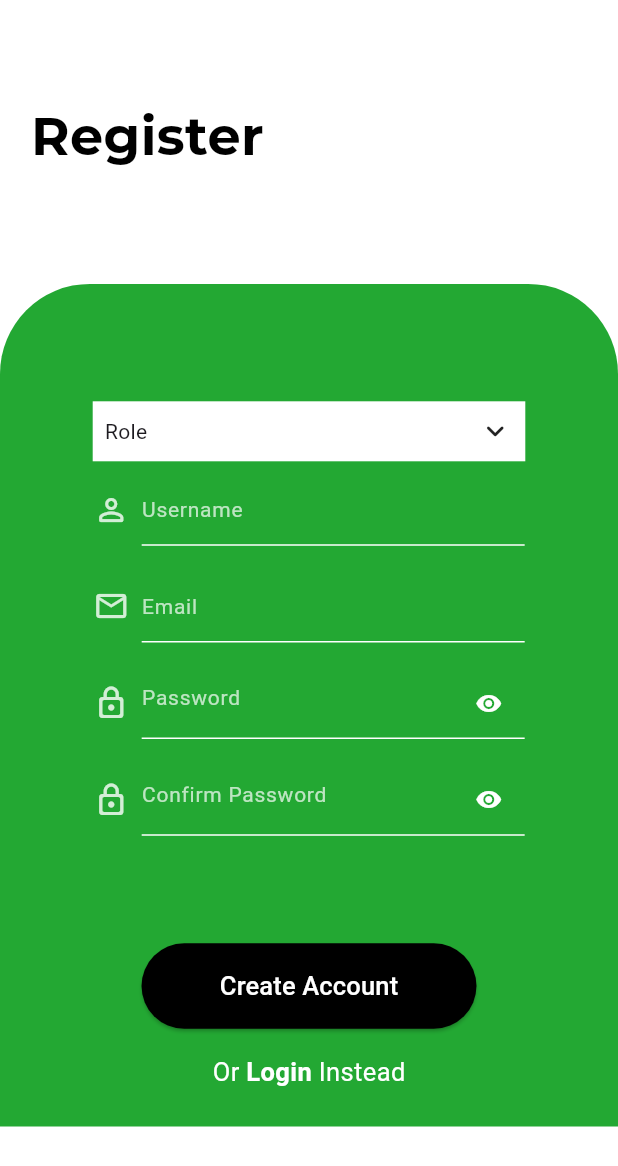
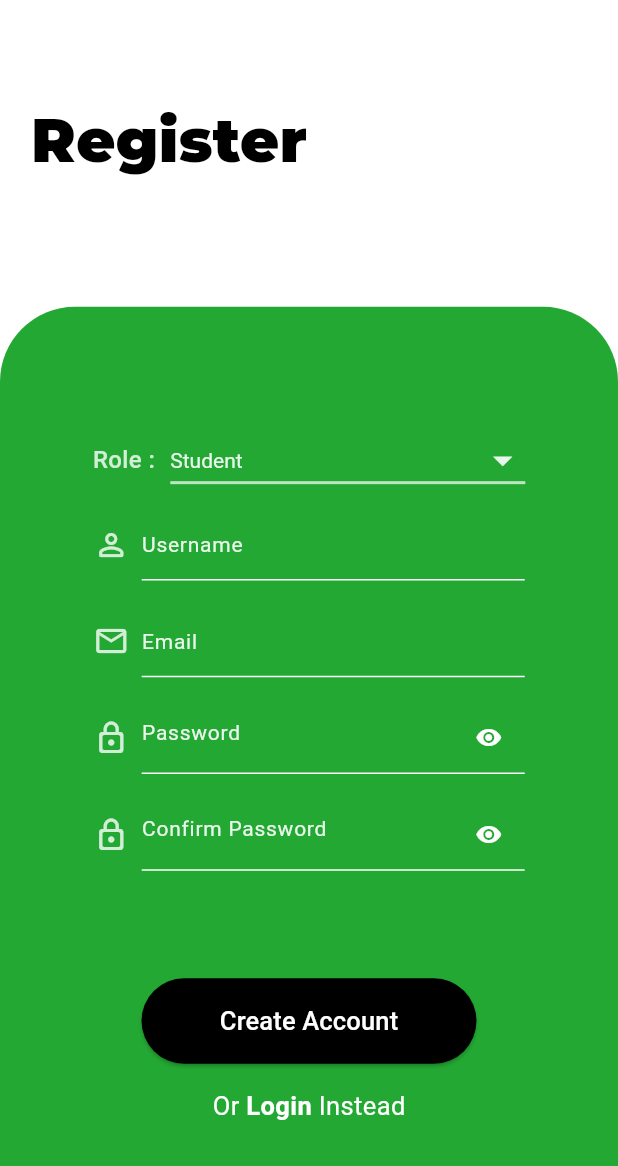
Before and after one commit to rookieprogrammer2/quizzler, a Flutter app: the RegistrationScreen screen opened by its route, on a phone screen of 412 x 824 dp. Shown: the top 1166 px of the screen. Run offline on Flutter 3.47's test engine with Material 3 defaults, Android fonts, the phone set to English and light mode, and no system bars; our stand-ins replace cloud_firestore, firebase_auth, firebase_core, shared_preferences; accounts and stored records are empty; network calls fail.

```diff
--- a/lib/database/models/user.dart
+++ b/lib/models/user.dart
@@ -2,23 +2,27 @@ class User {
   String? id;
   String? username;
   String? email;
+  String? role;
 
   User ({
     this.id,
     this.email,
-    this.username
+    this.username,
+    this.role
   });
 
   User.fromFirestore (Map<String, dynamic>? data) {
     id = data?['id'];
     username = data?['username'];
     email = data?['email'];
+    role = data?['role'];
   }
   Map<String, dynamic> toFirestore () {
     return {
       'id': id,
       'username': username,
       'email': email,
+      'role': role
     };
   }
 }
--- a/lib/ui/screens/home/home_tab.dart
+++ b/lib/ui/screens/home/home_sc.dart
@@ -1,6 +1,6 @@
 import 'package:flutter/material.dart';
 import 'package:quizzler/ui/screens/login/login_sc.dart';
-import 'package:quizzler/ui/screens/home/settings_tab.dart';
+import 'package:quizzler/ui/screens/settings/settings_sc.dart';
 
 class HomeScreen extends StatefulWidget {
   static const routeName = "home_screen";
@@ -62,7 +62,7 @@ class _HomeScreenState extends State<HomeScreen> {
             "Login",
           ),
         ),
-      ) : const SettingsTab()
+      ) : const SettingsScreen()
     );
   }
 }
--- a/lib/ui/screens/register/register_sc.dart
+++ b/lib/ui/screens/register/register_sc.dart
@@ -6,10 +6,13 @@ import 'package:quizzler/providers/user_provider.dart';
 import 'package:quizzler/ui/screens/login/login_sc.dart';
 import 'package:quizzler/utilities/dialogs.dart';
 import 'package:quizzler/utilities/fieldValidations.dart';
+import 'package:quizzler/widgets/role_list.dart';
 import 'package:quizzler/widgets/textField.dart';
 
 class RegistrationScreen extends StatefulWidget {
   static const routeName = "registration_sc";
+
+  const RegistrationScreen({super.key});
 
   @override
   State<RegistrationScreen> createState() => _RegistrationScreenState();
@@ -18,14 +21,13 @@ class RegistrationScreen extends StatefulWidget {
 class _RegistrationScreenState extends State<RegistrationScreen> {
   FirebaseFirestore db = FirebaseFirestore.instance;
   FirebaseAuth auth = FirebaseAuth.instance;
-
-  TextEditingController pwdEditingController = TextEditingController();
-  TextEditingController emailEditingController = TextEditingController();
-  TextEditingController userNameEditingController = TextEditingController();
-  var formKey = GlobalKey<FormState>();
-
+  TextEditingController passwordController = TextEditingController();
+  TextEditingController emailController = TextEditingController();
+  TextEditingController usernameController = TextEditingController();
+  TextEditingController roleController = TextEditingController();
   bool _obscureText = true;
   bool _obscureTextTwo = true;
+  var formKey = GlobalKey<FormState>();
   @override
   Widget build(BuildContext context) {
     var height = MediaQuery.of(context).size.height;
@@ -37,21 +39,21 @@ class _RegistrationScreenState extends State<RegistrationScreen> {
           crossAxisAlignment: CrossAxisAlignment.start,
           children: <Widget>[
             headerText(width, height),
-            SizedBox(height: height * 0.09),
+            SizedBox(height: height * 0.1,),
             Expanded(
-              child: SingleChildScrollView(
               child: Container(
                 width: double.infinity,
                 decoration: const BoxDecoration(
                   color: Color.fromARGB(255, 35, 168, 51),
                   borderRadius: BorderRadius.only(
-                      topLeft: Radius.circular(60),
-                      topRight: Radius.circular(60),
+                    topLeft: Radius.circular(50),
+                    topRight: Radius.circular(50),
                   ),
                 ),
                 child: Padding(
                   padding: EdgeInsets.symmetric(
                       horizontal: width * 0.15, vertical: height * 0.01),
+                  child: SingleChildScrollView(
                     child: Column(
                       children: <Widget>[
                         SizedBox(height: height * 0.085),
@@ -59,17 +61,7 @@ class _RegistrationScreenState extends State<RegistrationScreen> {
                           key: formKey,
                           child: Column(
                             children: <Widget>[
-                              Container(
-                                color: Colors.white,
-                                padding: const EdgeInsets.all(8.0),
-                                child: const Row(
-                                  children: [
-                                    Text("Role"),
-                                    Spacer(),
-                                    Icon(Icons.keyboard_arrow_down_rounded),
-                                  ],
-                                ),
-                              ),
+                              MyRole(context: context,),
                               MyTextFormField(
                                 context: context,
                                 /// Todo -> add another validation rule that makes sure the Username does not already exist.
@@ -77,33 +69,20 @@ class _RegistrationScreenState extends State<RegistrationScreen> {
                                     Icons.person_outline_rounded,
                                     color: Colors.white.withOpacity(0.8)),
                                 hintText: "Username",
-                                onChanged: (value) {
-                                  if (value.length >= 3) {
-                                    userNameEditingController.clearComposing();
-                                    setState(() {});
-                                  }
-                                },
                                 textEditingController:
-                                    userNameEditingController,
+                                    usernameController,
                                 keyboardType: TextInputType.text,
                                 validator: (value) =>
                                     FormValidator.validateUsername(value),
                               ),
                               MyTextFormField(
                                   context: context,
-                                  /// Todo -> add another validation rule that makes sure the E-mail does not already exist.
                                   hintText: "Email",
                                   textFieldIcon: Icon(
                                       Icons.email_outlined,
                                       color: Colors.white.withOpacity(0.8),
                                   ),
-                                  textEditingController: emailEditingController,
-                                  onChanged: (value) {
-                                    if (FormValidator.validateEmail(value) == null) {
-                                      emailEditingController.clearComposing();
-                                      setState(() {});
-                                    }
-                                  },
+                                  textEditingController: emailController,
                                   keyboardType: TextInputType.emailAddress,
                                   validator: (value) => FormValidator.validateEmail(value)
                               ),
@@ -115,13 +94,7 @@ class _RegistrationScreenState extends State<RegistrationScreen> {
                                 ),
                                 validator: (value) =>
                                     FormValidator.validatePassword(value),
-                                textEditingController: pwdEditingController,
-                                onChanged: (value) {
-                                  if (FormValidator.validatePassword(value) == null) {
-                                    pwdEditingController.clearComposing();
-                                    setState(() {});
-                                  }
-                                },
+                                textEditingController: passwordController,
                                 keyboardType: TextInputType.visiblePassword,
                                 hintText: "Password",
                                 isObscure: _obscureText,
@@ -139,7 +112,7 @@ class _RegistrationScreenState extends State<RegistrationScreen> {
                                         )
                                       : const Icon(
                                           Icons.visibility_off,
-                                          color: Colors.white,
+                                          color: Colors.lightBlueAccent,
                                           size: 18,
                                         ),
                                 ),
@@ -152,7 +125,7 @@ class _RegistrationScreenState extends State<RegistrationScreen> {
                                 ),
                                 validator: (value) =>
                                     FormValidator.validatePasswordConfirmation(
-                                        value, pwdEditingController.text),
+                                        value, passwordController.text),
                                 keyboardType: TextInputType.visiblePassword,
                                 hintText: "Confirm Password",
                                 isObscure: _obscureTextTwo,
@@ -170,7 +143,7 @@ class _RegistrationScreenState extends State<RegistrationScreen> {
                                         )
                                       : const Icon(
                                           Icons.visibility_off,
-                                          color: Colors.white,
+                                          color: Colors.lightBlueAccent,
                                           size: 18,
                                         ),
                                 ),
@@ -181,7 +154,7 @@ class _RegistrationScreenState extends State<RegistrationScreen> {
                         SizedBox(height: height * 0.077),
                         createAccountButton(width, height),
                         SizedBox(height: height * 0.02),
-                        clickableLoginText(context),
+                        loginInstead(context),
                         SizedBox(height: height * 0.02),
                       ],
                     ),
@@ -205,10 +178,10 @@ class _RegistrationScreenState extends State<RegistrationScreen> {
           Text(
             "Register",
             style: TextStyle(
-              fontSize: 35,
+              fontSize: 40,
               color: Colors.black,
               fontFamily: "Montserrat",
-              fontWeight: FontWeight.bold,
+              fontWeight: FontWeight.w900,
             ),
           ),
         ],
@@ -246,7 +219,7 @@ class _RegistrationScreenState extends State<RegistrationScreen> {
   }
 
   /// => Clickable Login Text <== ///
-  Row clickableLoginText(BuildContext context) {
+  Row loginInstead(BuildContext context) {
     return Row(
       mainAxisAlignment: MainAxisAlignment.center,
       children: [
@@ -278,20 +251,18 @@ class _RegistrationScreenState extends State<RegistrationScreen> {
     if (formKey.currentState?.validate() == false) {
       return;
     }
+    try {
+      MyDialogs.showLoadingDialog(context);
       var authProvider =
       Provider.of<AuthenticationProvider>(context, listen: false);
-    try {
-      MyDialogs.showLoadingDialog(context);
-      await authProvider.register(emailEditingController.text,
-          pwdEditingController.text, userNameEditingController.text);
-
+      await authProvider.register(emailController.text, passwordController.text, usernameController.text, roleController.text);
       MyDialogs.dismissDialog(context);
       MyDialogs.showCustomDialog(context,
           dialogMessage: "Account created successfully!",
           isDismissible: true,
-          positiveActionName: "Ok", positiveAction: () {
-        Navigator.pushReplacementNamed(context, LoginScreen.routeName);
-      });
+          positiveActionName: "Ok",
+          positiveAction: () {Navigator.pushReplacementNamed(context, LoginScreen.routeName);});
+
     } on FirebaseAuthException catch (e) {
       if (e.code == 'email-already-in-use') {
         MyDialogs.showCustomDialog(context,
@@ -329,4 +300,5 @@ class _RegistrationScreenState extends State<RegistrationScreen> {
       }
     });
   }
+
 }
--- a/lib/utilities/fieldValidations.dart
+++ b/lib/utilities/fieldValidations.dart
@@ -6,7 +6,7 @@ abstract class FormValidator {
     if (value == null || value.isEmpty) {
       return 'Username is required';
     }
-    if (value.length < 3) {
+    if (value.length < 4) {
       return 'Username must be at least 3 characters long';
     }
     return null;
@@ -30,7 +30,7 @@ abstract class FormValidator {
     if (value == null || value.isEmpty) {
       return 'Password is required';
     }
-    if (value.length < 8) {
+    if (value.length < 6) {
       return 'Password must be at least 6 characters long';
     }
     return null;
--- /dev/null
+++ b/lib/widgets/role_list.dart
@@ -0,0 +1,63 @@
+import 'package:flutter/material.dart';
+
+class MyRole extends StatefulWidget {
+  final BuildContext context;
+  MyRole({
+    super.key,
+    required this.context
+  });
+
+  @override
+  State<MyRole> createState() => _MyRoleState();
+}
+
+class _MyRoleState extends State<MyRole> {
+  final List<String> _roles = ["Student", "Lecturer"];
+
+  String _selectedDropdownItem = "Student";
+
+
+  @override
+  Widget build(BuildContext context) {
+    return Row(
+      children: [
+        Text(
+            "Role : ",
+        style: TextStyle(
+          color: Colors.white.withOpacity(0.8),
+          fontWeight: FontWeight.w500,
+          fontSize: 16,
+          // fontFamily: 'Montserrat'
+        ),),
+        const SizedBox(width: 6,),
+        Expanded(
+          child: DropdownButton<String>(
+            underline: Container(
+              height: 2,
+              color: Colors.white.withOpacity(0.7),
+            ),
+            dropdownColor: Colors.black,
+            isExpanded: true,
+            style: TextStyle(
+              color: Colors.white.withOpacity(0.9)
+            ),
+            iconEnabledColor: Colors.white.withOpacity(0.9),
+            iconSize: 30,
+            value: _selectedDropdownItem,
+            onChanged: (String? value) {
+              setState(() {
+                _selectedDropdownItem = value!;
+              });
+            },
+            items: _roles.map((String item) {
+              return DropdownMenuItem<String>(
+                value: item,
+                child: Text(item),
+              );
+            }).toList(),
+          ),
+        ),
+      ],
+    );
+  }
+}
--- a/lib/widgets/textField.dart
+++ b/lib/widgets/textField.dart
@@ -59,7 +59,7 @@ class MyTextFormField extends StatelessWidget {
                   borderSide: BorderSide(color: Colors.white, width: 1),
                 ),
                 errorBorder: UnderlineInputBorder(
-                  borderSide: BorderSide(color: Colors.red.shade600, width: 1),
+                  borderSide: BorderSide(color: Colors.red.shade500, width: 1),
                 ),
                 focusedErrorBorder: UnderlineInputBorder(
                   borderSide:
@@ -69,7 +69,7 @@ class MyTextFormField extends StatelessWidget {
                 suffixIcon: suffixIcon,
                 hintText: hintText,
                 hintStyle: TextStyle(
-                  color: Colors.white.withOpacity(0.7),
+                  color: Colors.white.withOpacity(0.9),
                   fontWeight: FontWeight.w400,
                   fontSize: 14,
                 ),
```
Also changed, not shown: lib/code.dart (added, +75 -0 lines), lib/database/user_dao.dart (renamed from lib/database/users_dao.dart, +10 -8 lines), lib/main.dart (+9 -4 lines), lib/models/quiz_model.dart (+9 -1 lines), lib/providers/user_provider.dart (+46 -10 lines), lib/ui/screens/landing/landing_sc.dart (added, +64 -0 lines), lib/ui/screens/login/login_sc.dart (+13 -29 lines), lib/ui/screens/settings/settings_sc.dart (renamed from lib/ui/screens/home/settings_tab.dart, +56 -3 lines), lib/ui/screens/splash/splash_sc.dart (+15 -1 lines), assets/images/student_illustration.jpg (added), assets/images/student_illustration.svg (added). Lines whose indentation alone changed are shown as unchanged.
